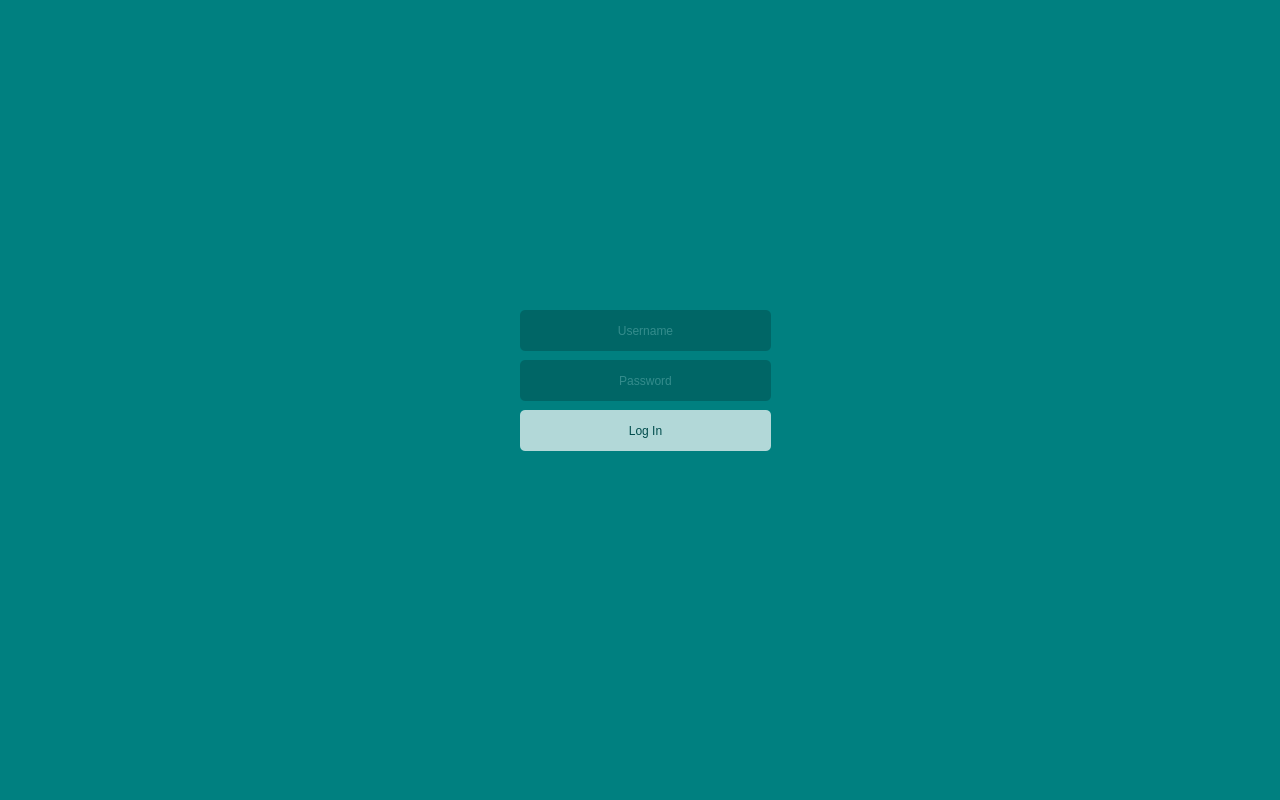
Before: the Qt Designer form mainwindow.ui in schwei322/CS1C-Project2, drawn with Qt 5.
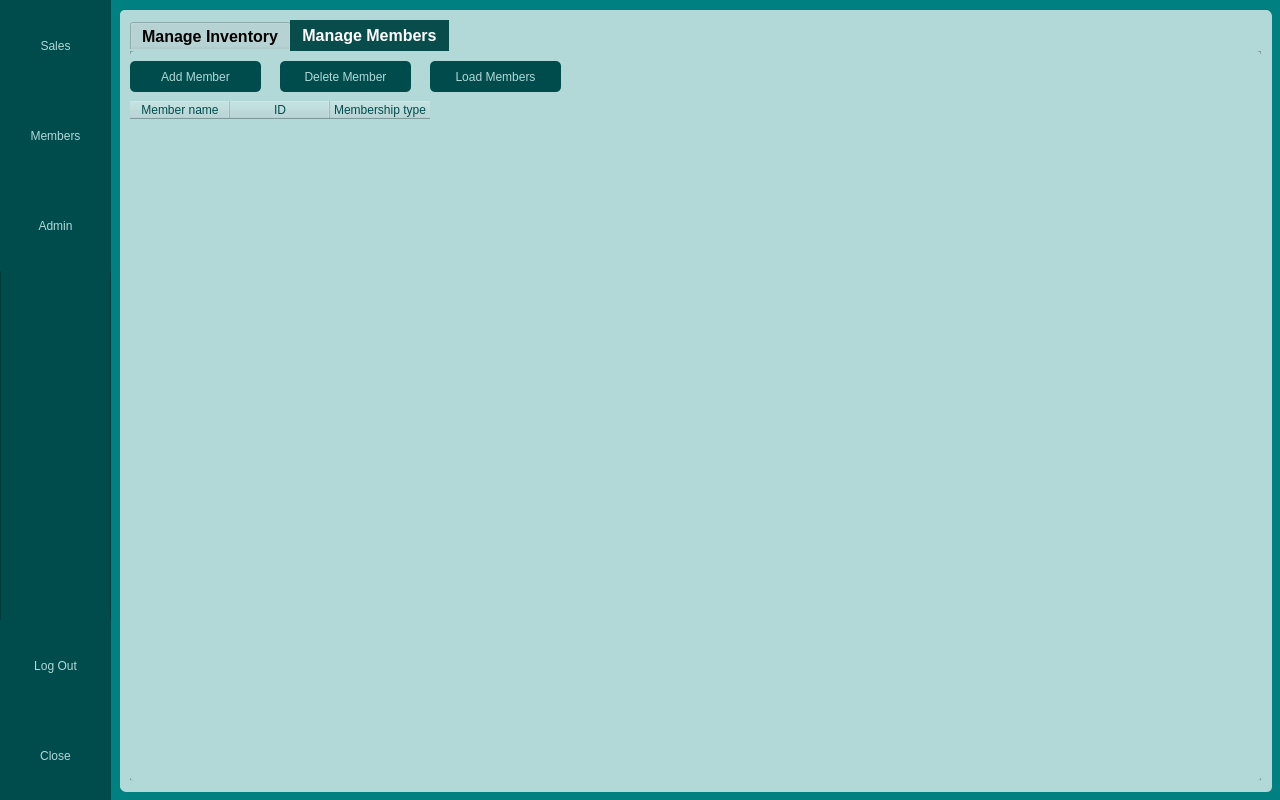
After: the same form once the commit is applied.

The edit to the form file:
```diff
--- a/mainwindow.ui
+++ b/mainwindow.ui
@@ -515,13 +515,44 @@
      <property name="frameShadow">
       <enum>QFrame::Raised</enum>
      </property>
+     <widget class="QTabWidget" name="tabWidget">
+      <property name="geometry">
+       <rect>
+        <x>10</x>
+        <y>10</y>
+        <width>1131</width>
+        <height>761</height>
+       </rect>
+      </property>
+      <property name="font">
+       <font>
+        <pointsize>12</pointsize>
+        <weight>75</weight>
+        <bold>true</bold>
+        <underline>false</underline>
+       </font>
+      </property>
+      <property name="styleSheet">
+       <string notr="true">QTabBar::tab:selected
+ {
+ color: #ffffff;
+background-color: rgb(8,76,76);
+}</string>
+      </property>
+      <property name="currentIndex">
+       <number>1</number>
+      </property>
+      <widget class="QWidget" name="tab">
+       <attribute name="title">
+        <string>Manage Inventory</string>
+       </attribute>
      <widget class="QTableWidget" name="adminInventoryTable">
       <property name="geometry">
        <rect>
-        <x>10</x>
+          <x>0</x>
         <y>50</y>
-        <width>561</width>
-        <height>721</height>
+          <width>1121</width>
+          <height>671</height>
        </rect>
       </property>
       <property name="styleSheet">
@@ -544,39 +575,10 @@
        </property>
       </column>
      </widget>
-     <widget class="QTableWidget" name="adminMembersTable">
-      <property name="geometry">
-       <rect>
-        <x>580</x>
-        <y>50</y>
-        <width>561</width>
-        <height>721</height>
-       </rect>
-      </property>
-      <property name="styleSheet">
-       <string notr="true">color: rgb(0, 76, 76);
-font: 87 12pt &quot;Segoe UI Semibold&quot;;</string>
-      </property>
-      <column>
-       <property name="text">
-        <string>Member name</string>
-       </property>
-      </column>
-      <column>
-       <property name="text">
-        <string>ID</string>
-       </property>
-      </column>
-      <column>
-       <property name="text">
-        <string>Membership type</string>
-       </property>
-      </column>
-     </widget>
      <widget class="QPushButton" name="adminAddItemBtn">
       <property name="geometry">
        <rect>
-        <x>10</x>
+          <x>0</x>
         <y>10</y>
         <width>131</width>
         <height>31</height>
@@ -628,7 +630,7 @@
      <widget class="QPushButton" name="adminLoadInventoryBtn">
       <property name="geometry">
        <rect>
-        <x>440</x>
+          <x>300</x>
         <y>10</y>
         <width>131</width>
         <height>31</height>
@@ -651,10 +653,70 @@
        <string>Load Inventory</string>
       </property>
      </widget>
+      </widget>
+      <widget class="QWidget" name="tab_2">
+       <attribute name="title">
+        <string>Manage Members</string>
+       </attribute>
+       <widget class="QTableWidget" name="adminMembersTable">
+        <property name="geometry">
+         <rect>
+          <x>0</x>
+          <y>50</y>
+          <width>1121</width>
+          <height>671</height>
+         </rect>
+        </property>
+        <property name="styleSheet">
+         <string notr="true">color: rgb(0, 76, 76);
+font: 87 12pt &quot;Segoe UI Semibold&quot;;</string>
+        </property>
+        <column>
+         <property name="text">
+          <string>Member name</string>
+         </property>
+        </column>
+        <column>
+         <property name="text">
+          <string>ID</string>
+         </property>
+        </column>
+        <column>
+         <property name="text">
+          <string>Membership type</string>
+         </property>
+        </column>
+       </widget>
+       <widget class="QPushButton" name="adminLoadMemBtn">
+        <property name="geometry">
+         <rect>
+          <x>300</x>
+          <y>10</y>
+          <width>131</width>
+          <height>31</height>
+         </rect>
+        </property>
+        <property name="styleSheet">
+         <string notr="true">QPushButton {
+        border: none;
+        background-color: rgb(0, 76, 76);
+        color: rgb(178, 216, 216);
+}
+
+QPushButton:hover {
+        border: none;
+        background-color: rgb(0, 128, 128);
+        color: rgb(178, 216, 216);
+}</string>
+        </property>
+        <property name="text">
+         <string>Load Members</string>
+        </property>
+       </widget>
      <widget class="QPushButton" name="adminAddMemBtn">
       <property name="geometry">
        <rect>
-        <x>580</x>
+          <x>0</x>
         <y>10</y>
         <width>131</width>
         <height>31</height>
@@ -680,7 +742,7 @@
      <widget class="QPushButton" name="adminDelMemBtn">
       <property name="geometry">
        <rect>
-        <x>720</x>
+          <x>150</x>
         <y>10</y>
         <width>131</width>
         <height>31</height>
@@ -703,31 +765,7 @@
        <string>Delete Member</string>
       </property>
      </widget>
-     <widget class="QPushButton" name="adminLoadMemBtn">
-      <property name="geometry">
-       <rect>
-        <x>1010</x>
-        <y>10</y>
-        <width>131</width>
-        <height>31</height>
-       </rect>
-      </property>
-      <property name="styleSheet">
-       <string notr="true">QPushButton {
-        border: none;
-        background-color: rgb(0, 76, 76);
-        color: rgb(178, 216, 216);
-}
-
-QPushButton:hover {
-        border: none;
-        background-color: rgb(0, 128, 128);
-        color: rgb(178, 216, 216);
-}</string>
-      </property>
-      <property name="text">
-       <string>Load Members</string>
-      </property>
+      </widget>
      </widget>
     </widget>
     <widget class="QFrame" name="sales">
@@ -919,13 +957,11 @@
       </property>
      </widget>
     </widget>
-    <zorder>admin</zorder>
     <zorder>sales</zorder>
     <zorder>members</zorder>
     <zorder>sidebar</zorder>
+    <zorder>admin</zorder>
    </widget>
-   <zorder>mainPanel</zorder>
-   <zorder>loginPanel</zorder>
   </widget>
  </widget>
  <resources/>
```
Lines whose indentation alone changed are shown as unchanged.
